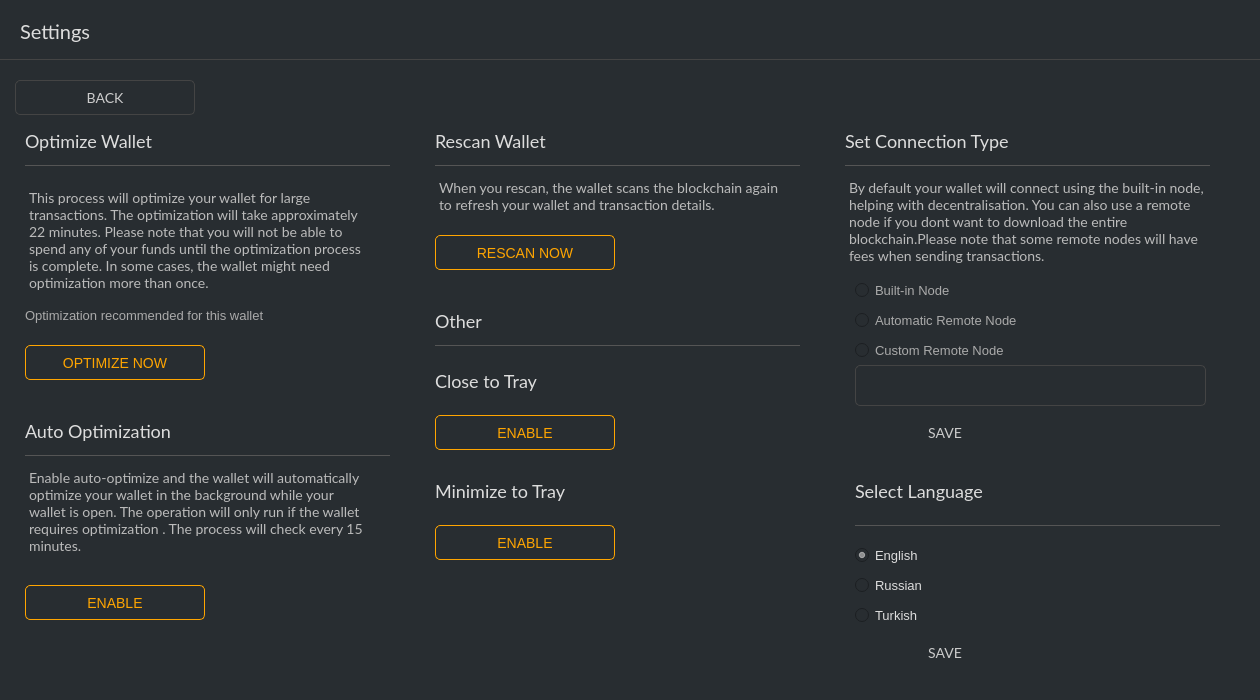
Old version of the form src/gui/ui/settingsframe.ui in the repository ConcealNetwork/conceal-desktop.
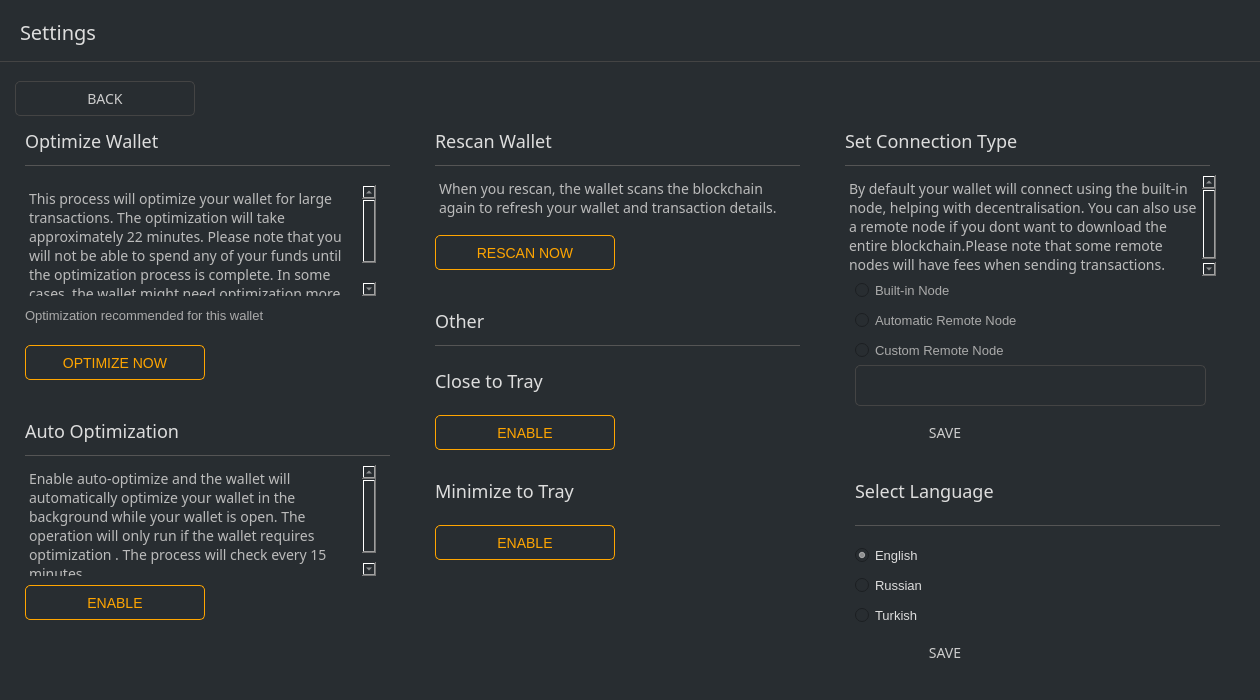
New version of the form.

```diff
--- a/src/gui/ui/settingsframe.ui
+++ b/src/gui/ui/settingsframe.ui
@@ -77,7 +77,7 @@
        </property>
        <property name="font">
         <font>
-         <family>Lato</family>
+         <family>Raleway</family>
          <pointsize>-1</pointsize>
         </font>
        </property>
@@ -159,7 +159,7 @@
         </property>
         <property name="font">
          <font>
-          <family>Lato</family>
+          <family>Raleway</family>
           <pointsize>-1</pointsize>
          </font>
         </property>
@@ -263,7 +263,7 @@
         </property>
         <property name="font">
          <font>
-          <family>Lato</family>
+          <family>Raleway</family>
           <pointsize>-1</pointsize>
          </font>
         </property>
@@ -274,7 +274,7 @@
          <string>&lt;!DOCTYPE HTML PUBLIC &quot;-//W3C//DTD HTML 4.0//EN&quot; &quot;http://www.w3.org/TR/REC-html40/strict.dtd&quot;&gt;
 &lt;html&gt;&lt;head&gt;&lt;meta name=&quot;qrichtext&quot; content=&quot;1&quot; /&gt;&lt;style type=&quot;text/css&quot;&gt;
 p, li { white-space: pre-wrap; }
-&lt;/style&gt;&lt;/head&gt;&lt;body style=&quot; font-family:'Lato'; font-size:14px; font-weight:400; font-style:normal;&quot;&gt;
+&lt;/style&gt;&lt;/head&gt;&lt;body style=&quot; font-family:'Raleway'; font-size:14px; font-weight:400; font-style:normal;&quot;&gt;
 &lt;p style=&quot; margin-top:0px; margin-bottom:0px; margin-left:0px; margin-right:0px; -qt-block-indent:0; text-indent:0px;&quot;&gt;&lt;span style=&quot; font-size:14px;&quot;&gt;This process will optimize your wallet for large transactions. The optimization will take approximately 22 minutes. Please note that you will not be able to spend any of your funds until the optimization process is complete. In some cases, the wallet might need optimization more than once.&lt;/span&gt;&lt;/p&gt;&lt;/body&gt;&lt;/html&gt;</string>
         </property>
        </widget>
@@ -332,7 +332,7 @@
         </property>
         <property name="font">
          <font>
-          <family>Lato</family>
+          <family>Raleway</family>
           <pointsize>-1</pointsize>
          </font>
         </property>
@@ -359,7 +359,7 @@
         </property>
         <property name="font">
          <font>
-          <family>Lato</family>
+          <family>Raleway</family>
           <pointsize>-1</pointsize>
          </font>
         </property>
@@ -437,7 +437,7 @@
         </property>
         <property name="font">
          <font>
-          <family>Lato</family>
+          <family>Raleway</family>
           <pointsize>-1</pointsize>
          </font>
         </property>
@@ -448,7 +448,7 @@
          <string>&lt;!DOCTYPE HTML PUBLIC &quot;-//W3C//DTD HTML 4.0//EN&quot; &quot;http://www.w3.org/TR/REC-html40/strict.dtd&quot;&gt;
 &lt;html&gt;&lt;head&gt;&lt;meta name=&quot;qrichtext&quot; content=&quot;1&quot; /&gt;&lt;style type=&quot;text/css&quot;&gt;
 p, li { white-space: pre-wrap; }
-&lt;/style&gt;&lt;/head&gt;&lt;body style=&quot; font-family:'Lato'; font-size:14px; font-weight:400; font-style:normal;&quot;&gt;
+&lt;/style&gt;&lt;/head&gt;&lt;body style=&quot; font-family:'Raleway'; font-size:14px; font-weight:400; font-style:normal;&quot;&gt;
 &lt;p style=&quot; margin-top:0px; margin-bottom:0px; margin-left:0px; margin-right:0px; -qt-block-indent:0; text-indent:0px;&quot;&gt;&lt;span style=&quot; font-size:14px;&quot;&gt;Enable auto-optimize and the wallet will automatically optimize your wallet in the background while your wallet is open. The operation will only run if the wallet requires optimization . The process will check every 15 minutes.&lt;/span&gt;&lt;/p&gt;&lt;/body&gt;&lt;/html&gt;</string>
         </property>
        </widget>
@@ -479,7 +479,7 @@
         </property>
         <property name="font">
          <font>
-          <family>Lato</family>
+          <family>Raleway</family>
           <pointsize>-1</pointsize>
          </font>
         </property>
@@ -506,7 +506,7 @@
         </property>
         <property name="font">
          <font>
-          <family>Lato</family>
+          <family>Raleway</family>
           <pointsize>-1</pointsize>
          </font>
         </property>
@@ -517,7 +517,7 @@
          <string>&lt;!DOCTYPE HTML PUBLIC &quot;-//W3C//DTD HTML 4.0//EN&quot; &quot;http://www.w3.org/TR/REC-html40/strict.dtd&quot;&gt;
 &lt;html&gt;&lt;head&gt;&lt;meta name=&quot;qrichtext&quot; content=&quot;1&quot; /&gt;&lt;style type=&quot;text/css&quot;&gt;
 p, li { white-space: pre-wrap; }
-&lt;/style&gt;&lt;/head&gt;&lt;body style=&quot; font-family:'Lato'; font-size:14px; font-weight:400; font-style:normal;&quot;&gt;
+&lt;/style&gt;&lt;/head&gt;&lt;body style=&quot; font-family:'Raleway'; font-size:14px; font-weight:400; font-style:normal;&quot;&gt;
 &lt;p style=&quot; margin-top:0px; margin-bottom:0px; margin-left:0px; margin-right:0px; -qt-block-indent:0; text-indent:0px;&quot;&gt;&lt;span style=&quot; font-size:14px;&quot;&gt;When you rescan, the wallet scans the blockchain again to refresh your wallet and transaction details.&lt;/span&gt;&lt;/p&gt;&lt;/body&gt;&lt;/html&gt;</string>
         </property>
        </widget>
@@ -602,7 +602,7 @@
         </property>
         <property name="font">
          <font>
-          <family>Lato</family>
+          <family>Raleway</family>
           <pointsize>-1</pointsize>
          </font>
         </property>
@@ -629,7 +629,7 @@
         </property>
         <property name="font">
          <font>
-          <family>Lato</family>
+          <family>Raleway</family>
           <pointsize>-1</pointsize>
          </font>
         </property>
@@ -779,7 +779,7 @@
         </property>
         <property name="font">
          <font>
-          <family>Lato</family>
+          <family>Raleway</family>
           <pointsize>-1</pointsize>
          </font>
         </property>
@@ -790,7 +790,7 @@
          <string>&lt;!DOCTYPE HTML PUBLIC &quot;-//W3C//DTD HTML 4.0//EN&quot; &quot;http://www.w3.org/TR/REC-html40/strict.dtd&quot;&gt;
 &lt;html&gt;&lt;head&gt;&lt;meta name=&quot;qrichtext&quot; content=&quot;1&quot; /&gt;&lt;style type=&quot;text/css&quot;&gt;
 p, li { white-space: pre-wrap; }
-&lt;/style&gt;&lt;/head&gt;&lt;body style=&quot; font-family:'Lato'; font-size:14px; font-weight:400; font-style:normal;&quot;&gt;
+&lt;/style&gt;&lt;/head&gt;&lt;body style=&quot; font-family:'Raleway'; font-size:14px; font-weight:400; font-style:normal;&quot;&gt;
 &lt;p style=&quot; margin-top:0px; margin-bottom:0px; margin-left:0px; margin-right:0px; -qt-block-indent:0; text-indent:0px;&quot;&gt;&lt;span style=&quot; font-size:14px;&quot;&gt;By default your wallet will connect using the built-in node, helping with decentralisation. You can also use a remote node if you dont want to download the entire blockchain.Please note that some remote nodes will have fees when sending transactions.&lt;/span&gt;&lt;/p&gt;&lt;/body&gt;&lt;/html&gt;</string>
         </property>
        </widget>
@@ -821,7 +821,7 @@
         </property>
         <property name="font">
          <font>
-          <family>Lato</family>
+          <family>Raleway</family>
           <pointsize>-1</pointsize>
          </font>
         </property>
@@ -942,7 +942,7 @@
         </property>
         <property name="font">
          <font>
-          <family>Lato</family>
+          <family>Raleway</family>
           <pointsize>-1</pointsize>
          </font>
         </property>
@@ -985,7 +985,7 @@
         </property>
         <property name="font">
          <font>
-          <family>Lato</family>
+          <family>Raleway</family>
           <pointsize>-1</pointsize>
          </font>
         </property>
@@ -1024,7 +1024,7 @@
         </property>
         <property name="font">
          <font>
-          <family>Lato</family>
+          <family>Raleway</family>
           <pointsize>-1</pointsize>
          </font>
         </property>
@@ -1102,7 +1102,7 @@
         </property>
         <property name="font">
          <font>
-          <family>Lato</family>
+          <family>Raleway</family>
           <pointsize>-1</pointsize>
          </font>
         </property>
```
Left out of the diff: 52 changed lines with no effect on the pictures.
